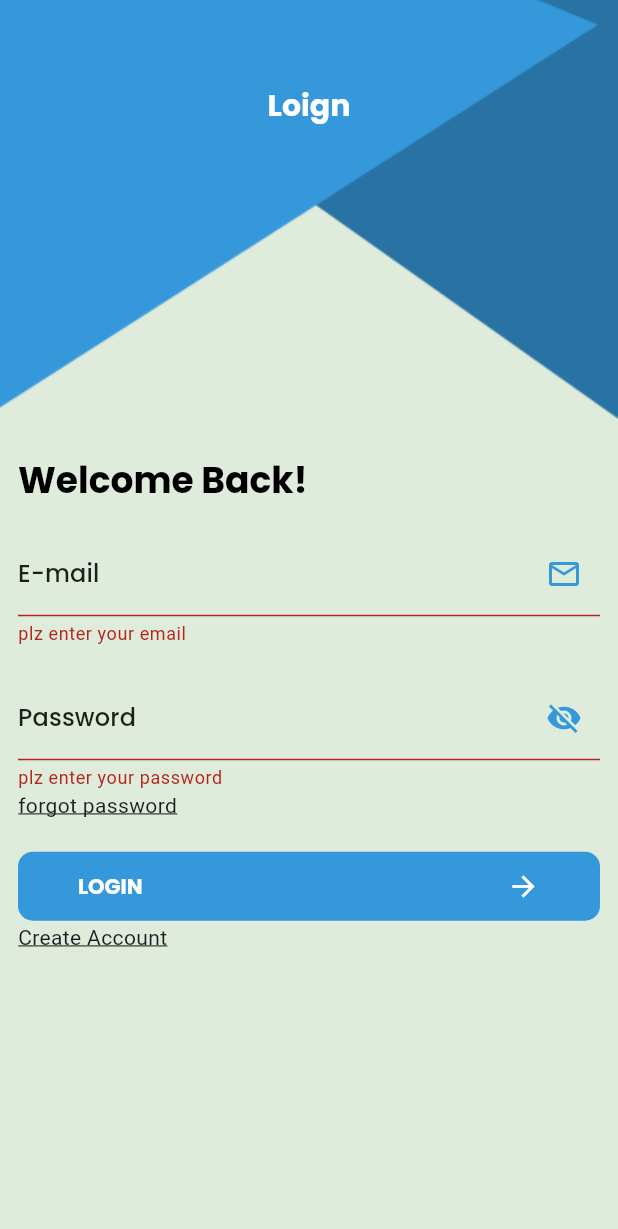
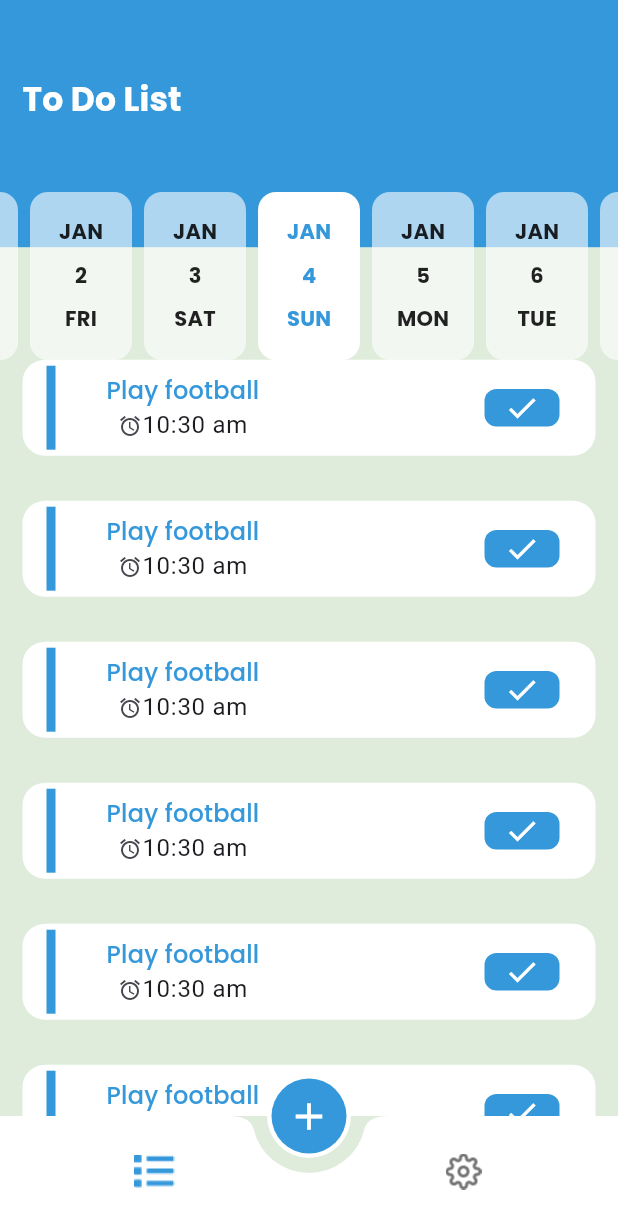
Before and after one commit to hossam556k/todoapp, a Flutter app: the screen it shows after launch, after a tap on "LOGIN", on a phone screen of 412 x 824 dp. Shown: the top 1229 px of the screen. Run offline on Flutter 3.47's test engine with Material 3 defaults, Android fonts, the phone set to English and light mode, and no system bars; drawn by our look-alikes of easy_date_timeline; our stand-ins replace firebase_core; accounts and stored records are empty; generated files the repository leaves out were written again.

Commit message:
inint firestore

```diff
--- a/lib/core/application_theme_manager.dart
+++ b/lib/core/application_theme_manager.dart
@@ -5,6 +5,12 @@ class ApplicationThemeManager {
   static ThemeData themeDataLight = ThemeData(
     primaryColor: primaryColor,
     scaffoldBackgroundColor: const Color(0xffDFECDB),
+    bottomNavigationBarTheme: const BottomNavigationBarThemeData(
+      backgroundColor: Colors.white,
+      selectedIconTheme: IconThemeData(color: primaryColor, size: 32),
+      showSelectedLabels: false,
+      showUnselectedLabels: false,
+    ),
     appBarTheme: const AppBarTheme(
       backgroundColor: Colors.transparent,
       centerTitle: true,
--- a/lib/core/page_route_name.dart
+++ b/lib/core/page_route_name.dart
@@ -2,4 +2,5 @@ class PageRouteNames {
   static const String initial = "/";
   static const String login = "Login";
   static const String registration = "Registration";
+  static const String task = "Layout";
 }
--- a/lib/core/route_genetor.dart
+++ b/lib/core/route_genetor.dart
@@ -3,6 +3,7 @@ import 'package:todoapprev/core/page_route_name.dart';
 import 'package:todoapprev/login/login_view.dart';
 import 'package:todoapprev/registration/registration_view.dart';
 import 'package:todoapprev/spalsh/splash_view.dart';
+import 'package:todoapprev/tasks/layout_view.dart';
 
 class RouteGenerator {
   static Route<dynamic> onGenerateRoute(RouteSettings settings) {
@@ -24,6 +25,11 @@ class RouteGenerator {
           builder: (context) => const RegistrationView(),
           settings: settings,
         );
+      case PageRouteNames.task:
+        return MaterialPageRoute(
+          builder: (context) => const LayoutView(),
+          settings: settings,
+        );
 
       default:
         return MaterialPageRoute(builder: (context) => const SplashView());
--- a/lib/login/login_view.dart
+++ b/lib/login/login_view.dart
@@ -117,13 +117,13 @@ class _LoginViewState extends State<LoginView> {
                         borderSide: BorderSide(color: theme.primaryColor),
                       ),
                     ),
-                    validator: (value) {
+                    /*validator: (value) {
                       if (value == null || value.trim().isEmpty) {
                         return "plz enter your password";
                       }
 
                       return null;
-                    },
+                    },*/
                   ),
                   const Text(
                     "forgot password ",
@@ -133,9 +133,13 @@ class _LoginViewState extends State<LoginView> {
                   const SizedBox(height: 20),
                   FilledButton(
                     onPressed: () {
-                      if (fromKey.currentState!.validate()) {
+                      /*if (fromKey.currentState!.validate()) {
                         print("vaild");
-                      }
+                      }*/
+                      Navigator.pushReplacementNamed(
+                        context,
+                        PageRouteNames.task,
+                      );
                     },
                     style: FilledButton.styleFrom(
                       padding: const EdgeInsets.symmetric(
@@ -149,6 +153,7 @@ class _LoginViewState extends State<LoginView> {
                     ),
                     child: Row(
                       mainAxisAlignment: MainAxisAlignment.spaceBetween,
+
                       children: [
                         Text(
                           "LOGIN",
@@ -165,7 +170,7 @@ class _LoginViewState extends State<LoginView> {
                       Navigator.pushNamed(context, PageRouteNames.registration);
                     },
 
-                    child: Text(
+                    child: const Text(
                       "Create Account ",
                       style: TextStyle(decoration: TextDecoration.underline),
                     ),
--- a/lib/main.dart
+++ b/lib/main.dart
@@ -1,9 +1,14 @@
+import 'package:firebase_core/firebase_core.dart';
 import 'package:flutter/material.dart';
 import 'package:todoapprev/core/application_theme_manager.dart';
 import 'package:todoapprev/core/page_route_name.dart';
 import 'package:todoapprev/core/route_genetor.dart';
 
-void main() {
+import 'firebase_options.dart';
+
+Future<void> main() async {
+  WidgetsFlutterBinding.ensureInitialized();
+  await Firebase.initializeApp(options: DefaultFirebaseOptions.currentPlatform);
   runApp(const MyApp());
 }
 
--- a/lib/tasks/layout_view.dart
+++ b/lib/tasks/layout_view.dart
@@ -1,4 +1,7 @@
-import 'package:flutter/cupertino.dart';
+import 'package:flutter/material.dart';
+import 'package:todoapprev/spalsh/settings/settings_view.dart';
+import 'package:todoapprev/tasks/add_task_bottom.dart';
+import 'package:todoapprev/tasks/task_view.dart';
 
 class LayoutView extends StatefulWidget {
   const LayoutView({super.key});
@@ -8,8 +11,62 @@ class LayoutView extends StatefulWidget {
 }
 
 class _LayoutViewState extends State<LayoutView> {
+  int currIndex = 0;
+  List<Widget> screensList = [const TaskView(), const SettingsView()];
   @override
   Widget build(BuildContext context) {
-    return const Placeholder();
+    var theme = Theme.of(context);
+
+    return Scaffold(
+      floatingActionButtonLocation: FloatingActionButtonLocation.centerDocked,
+      floatingActionButton: FloatingActionButton(
+        elevation: 0,
+        onPressed: () {
+          showModalBottomSheet(
+            context: context,
+            builder: (context) => AddTaskBottom(),
+          );
+        },
+        backgroundColor: Colors.white,
+        shape: RoundedRectangleBorder(
+          borderRadius: BorderRadius.circular(50.0),
+        ),
+        child: CircleAvatar(
+          radius: 25,
+          backgroundColor: theme.primaryColor,
+          child: const Icon(Icons.add, color: Colors.white, size: 30),
+        ),
+      ),
+      body: screensList[currIndex],
+      bottomNavigationBar: BottomAppBar(
+        padding: const EdgeInsets.all(0),
+        shape: const CircularNotchedRectangle(),
+        notchMargin: 10,
+        clipBehavior: Clip.antiAlias,
+        color: Colors.white,
+        child: BottomNavigationBar(
+          elevation: 0,
+          backgroundColor: Colors.transparent,
+          currentIndex: currIndex,
+          onTap: (value) {
+            setState(() {
+              currIndex = value;
+            });
+          },
+          items: [
+            const BottomNavigationBarItem(
+              icon: ImageIcon(
+                AssetImage("assets/images/Icon awesome-list.png"),
+              ),
+              label: 'Task',
+            ),
+            const BottomNavigationBarItem(
+              icon: ImageIcon(AssetImage("assets/images/settings_icn.png")),
+              label: 'Settings',
+            ),
+          ],
+        ),
+      ),
+    );
   }
 }
--- /dev/null
+++ b/lib/tasks/task_view.dart
@@ -0,0 +1,117 @@
+import 'package:easy_date_timeline/easy_date_timeline.dart';
+import 'package:flutter/material.dart';
+import 'package:todoapprev/tasks/task_widget.dart';
+
+class TaskView extends StatefulWidget {
+  const TaskView({super.key});
+
+  @override
+  State<TaskView> createState() => _TaskViewState();
+}
+
+class _TaskViewState extends State<TaskView> {
+  @override
+  Widget build(BuildContext context) {
+    var mediaQuery = MediaQuery.of(context);
+    var theme = Theme.of(context);
+    final EasyInfiniteDateTimelineController _controller =
+        EasyInfiniteDateTimelineController();
+    var _focusDate = DateTime.now();
+
+    return Column(
+      children: [
+        Padding(
+          padding: EdgeInsets.only(bottom: 60),
+          child: Stack(
+            clipBehavior: Clip.none,
+            children: [
+              Container(
+                padding: const EdgeInsets.only(top: 50, left: 15, right: 15),
+                width: mediaQuery.size.width,
+                height: mediaQuery.size.height * 0.2,
+                color: theme.primaryColor,
+                child: Text(
+                  "To Do List",
+                  style: theme.textTheme.titleMedium?.copyWith(
+                    fontSize: 22,
+                    fontWeight: FontWeight.bold,
+                  ),
+                ),
+              ),
+              Positioned(
+                top: 120,
+                child: SizedBox(
+                  width: mediaQuery.size.width,
+                  child: EasyInfiniteDateTimeLine(
+                    showTimelineHeader: false,
+                    dayProps: EasyDayProps(
+                      activeDayStyle: DayStyle(
+                        decoration: BoxDecoration(
+                          color: Colors.white,
+                          borderRadius: BorderRadius.circular(12),
+                        ),
+                        dayNumStyle: theme.textTheme.titleMedium?.copyWith(
+                          color: theme.primaryColor,
+                          fontSize: 14,
+                          fontWeight: FontWeight.bold,
+                        ),
+                        dayStrStyle: theme.textTheme.titleMedium?.copyWith(
+                          color: theme.primaryColor,
+                          fontSize: 14,
+                          fontWeight: FontWeight.bold,
+                        ),
+                        monthStrStyle: theme.textTheme.titleMedium?.copyWith(
+                          color: theme.primaryColor,
+                          fontSize: 14,
+                          fontWeight: FontWeight.bold,
+                        ),
+                      ),
+                      inactiveDayStyle: DayStyle(
+                        decoration: BoxDecoration(
+                          color: Colors.white.withOpacity(0.6),
+                          borderRadius: BorderRadius.circular(12),
+                        ),
+                        dayNumStyle: theme.textTheme.titleMedium?.copyWith(
+                          color: Colors.black87,
+                          fontSize: 14,
+                          fontWeight: FontWeight.bold,
+                        ),
+                        dayStrStyle: theme.textTheme.titleMedium?.copyWith(
+                          color: Colors.black87,
+                          fontSize: 14,
+                          fontWeight: FontWeight.bold,
+                        ),
+                        monthStrStyle: theme.textTheme.titleMedium?.copyWith(
+                          color: Colors.black87,
+                          fontSize: 14,
+                          fontWeight: FontWeight.bold,
+                        ),
+                      ),
+                    ),
+                    controller: _controller,
+                    firstDate: DateTime(2025),
+                    focusDate: _focusDate,
+                    lastDate: DateTime.now().add(Duration(days: 365)),
+                    onDateChange: (selectedDate) {
+                      setState(() {
+                        _focusDate = selectedDate;
+                      });
+                    },
+                  ),
+                ),
+              ),
+            ],
+          ),
+        ),
+        Expanded(
+          child: ListView.builder(
+            itemBuilder: (context, index) {
+              return TaskWidget();
+            },
+            itemCount: 20,
+          ),
+        ),
+      ],
+    );
+  }
+}
--- /dev/null
+++ b/lib/tasks/task_widget.dart
@@ -0,0 +1,60 @@
+import 'package:flutter/material.dart';
+
+class TaskWidget extends StatefulWidget {
+  const TaskWidget({super.key});
+
+  @override
+  State<TaskWidget> createState() => _TaskWidgetState();
+}
+
+class _TaskWidgetState extends State<TaskWidget> {
+  @override
+  Widget build(BuildContext context) {
+    var theme = Theme.of(context);
+
+    return Container(
+      margin: EdgeInsets.symmetric(horizontal: 15, vertical: 15),
+      decoration: BoxDecoration(
+        color: Colors.white,
+        borderRadius: BorderRadius.circular(15),
+      ),
+      child: ListTile(
+        leading: Container(
+          width: 6,
+          height: 100,
+          decoration: BoxDecoration(color: theme.primaryColor),
+        ),
+        title: Row(
+          children: [
+            Column(
+              children: [
+                Text(
+                  "Play football",
+                  style: theme.textTheme.titleMedium?.copyWith(
+                    color: theme.primaryColor,
+                    fontSize: 16,
+                  ),
+                ),
+                const Row(
+                  mainAxisAlignment: MainAxisAlignment.start,
+                  children: [Icon(Icons.alarm, size: 16), Text("10:30 am")],
+                ),
+              ],
+            ),
+            Spacer(),
+            Container(
+              width: 50,
+              height: 25,
+              decoration: BoxDecoration(
+                color: theme.primaryColor,
+
+                borderRadius: BorderRadius.circular(8),
+              ),
+              child: Icon(Icons.check, color: Colors.white),
+            ),
+          ],
+        ),
+      ),
+    );
+  }
+}
```
Also changed, not shown: lib/spalsh/settings/settings_view.dart (added, +15 -0 lines), lib/tasks/add_task_bottom.dart (added, +91 -0 lines), pubspec.yaml (+7 -0 lines), assets/images/Icon awesome-list.png (added), assets/images/settings_icn.png (added), pubspec.lock, 5 other files.
